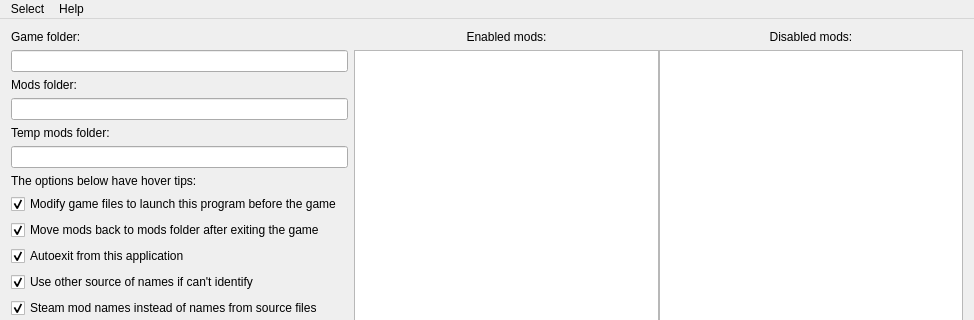
Before: the Qt Designer form MainWindow.ui in Van-Weyden/ESModManager, drawn with Qt 5; both pictures show x 0 to 974 and y 0 to 320 of the 974 by 495 pixel window.
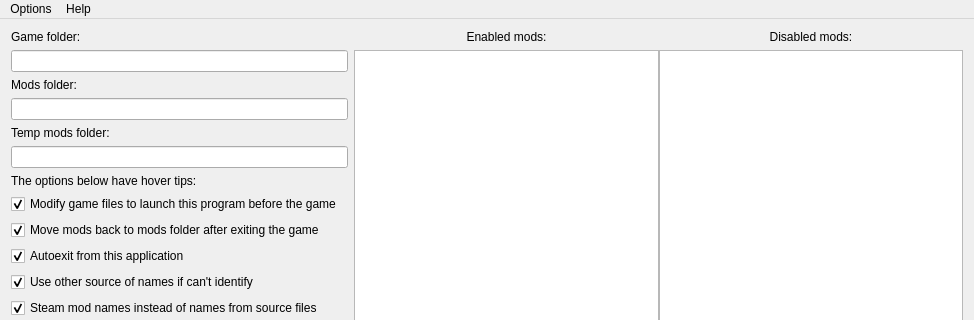
After: the same form once the commit is applied. Icons and pictures are not drawn.

Patch:
```diff
--- a/MainWindow.ui
+++ b/MainWindow.ui
@@ -449,9 +449,9 @@
      <height>26</height>
     </rect>
    </property>
-   <widget class="QMenu" name="menuSelect">
+   <widget class="QMenu" name="menuOptions">
     <property name="title">
-     <string>Select</string>
+     <string>Options</string>
     </property>
     <addaction name="actionGame_folder"/>
     <addaction name="actionMods_folder"/>
@@ -464,7 +464,7 @@
     <addaction name="actionAbout"/>
     <addaction name="actionAnnouncements"/>
    </widget>
-   <addaction name="menuSelect"/>
+   <addaction name="menuOptions"/>
    <addaction name="menuHelp"/>
   </widget>
   <action name="actionGame_folder">
```
Left out of the diff: 18 changed lines with no effect on the pictures.
